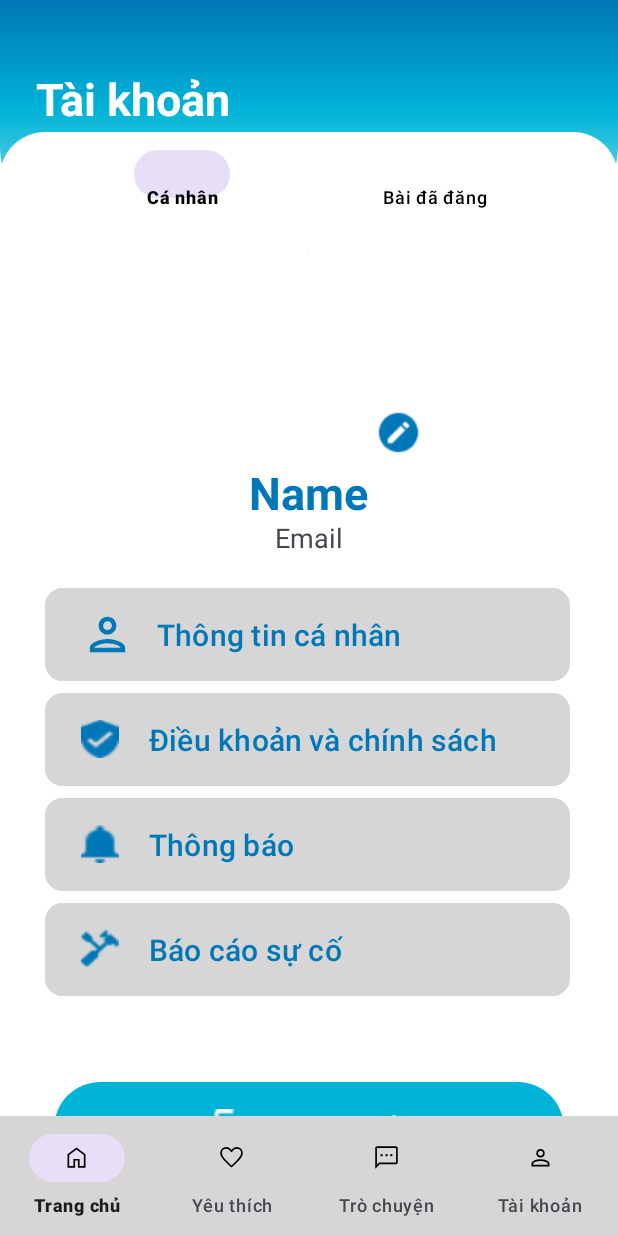
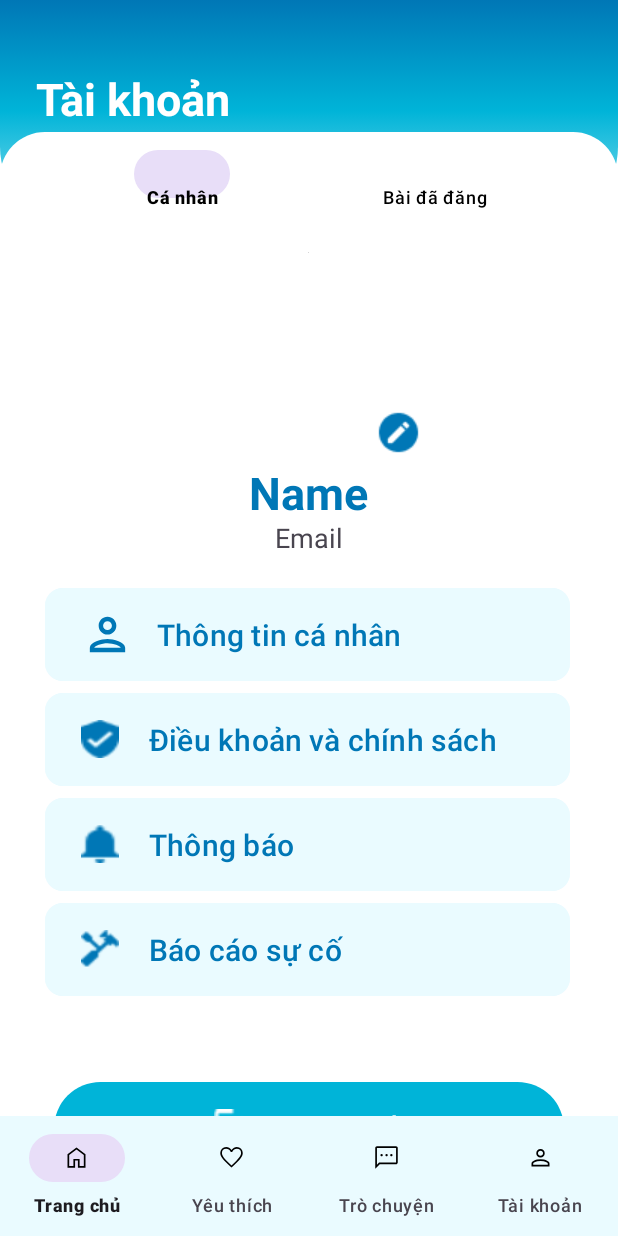
Before and after one commit to QuDaMyker/smart-rent-house, an Android app: the layout activity_account_personal.xml on its own in the app's theme, with its tools: preview values and no code run, on a phone screen of 412 x 824 dp. Run offline under Robolectric (Android 15) with nearby library versions, the phone set to English and light mode, and no system bars.

Commit message:
add color

```diff
--- a/app/src/main/res/values/colors.xml
+++ b/app/src/main/res/values/colors.xml
@@ -12,6 +12,7 @@
     <color name="Primary_60">#00B4D8</color>
     <color name="Primary_77">#0077B6</color>
     <color name="Primary_80">#90E0EF</color>
+    <color name="Primary_90">#EAFBFF</color>
     <color name="Primary_95">#CAF0F8</color>
     <color name="Primary_98">#EAFBFF</color>
     <color name="Secondary_20">#49454F</color>
```
